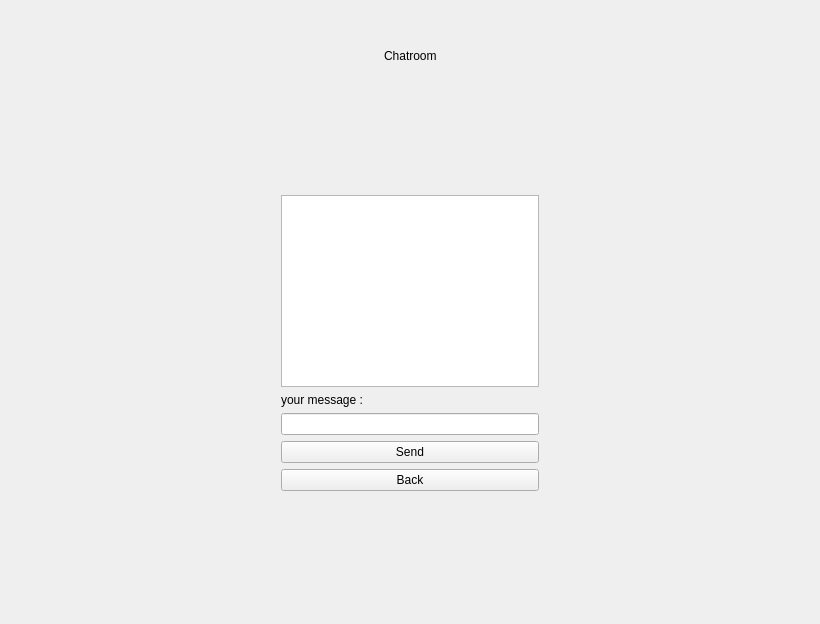
The window that src/client_side/QtCode/mainmenuview.ui (nobourge/INFO-F209) describes before a commit, drawn with Qt 5.
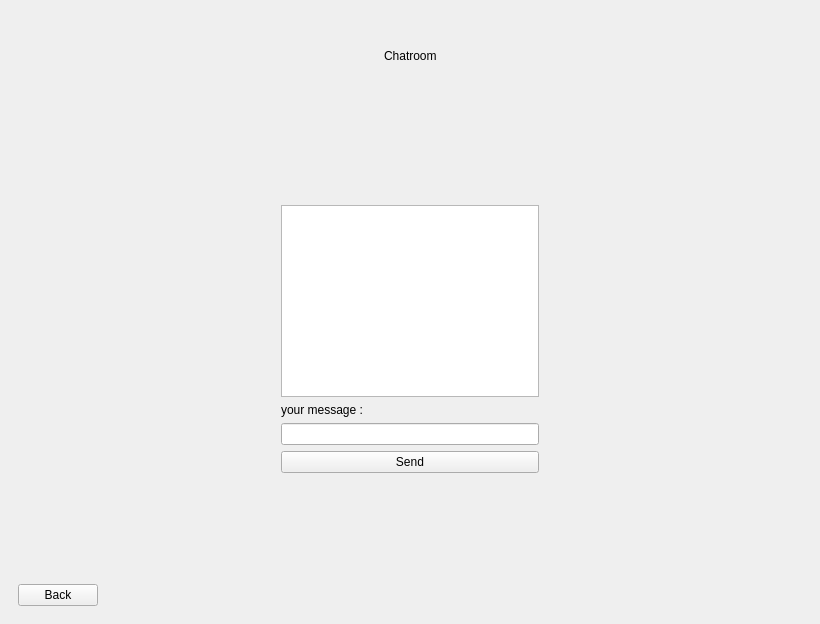
The same window after the commit. Icons and pictures are not drawn.

Patch:
```diff
--- a/src/client_side/QtCode/mainmenuview.ui
+++ b/src/client_side/QtCode/mainmenuview.ui
@@ -1244,13 +1244,6 @@
               </property>
              </widget>
             </item>
-            <item>
-             <widget class="QPushButton" name="pushButton_BackChat">
-              <property name="text">
-               <string>Back</string>
-              </property>
-             </widget>
-            </item>
            </layout>
           </item>
           <item row="2" column="2">
@@ -1279,8 +1272,15 @@
             </property>
            </spacer>
           </item>
-          <item row="4" column="1">
+          <item row="4" column="0" colspan="3">
            <layout class="QHBoxLayout" name="horizontalLayout_16">
+            <item>
+             <widget class="QPushButton" name="pushButton_BackChat">
+              <property name="text">
+               <string>Back</string>
+              </property>
+             </widget>
+            </item>
             <item>
              <spacer name="horizontalSpacer_33">
               <property name="orientation">
```
